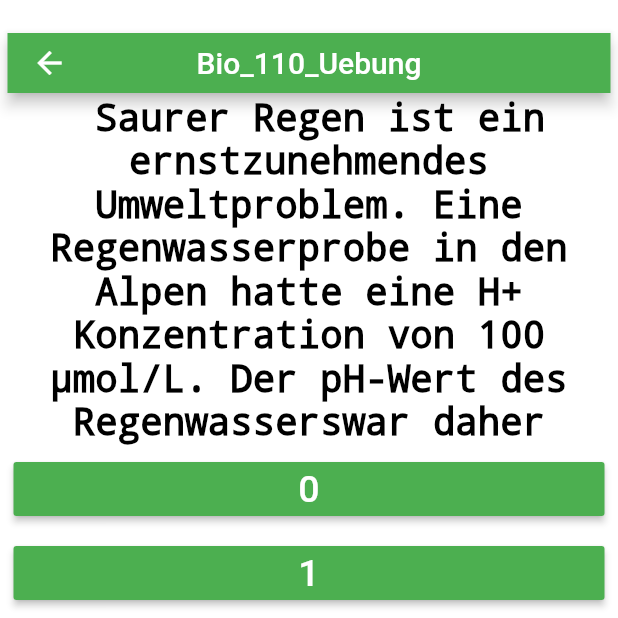
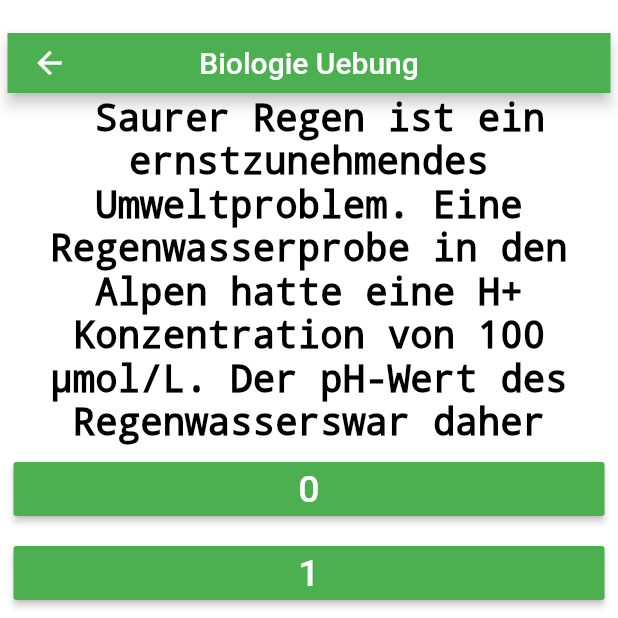
Before and after one commit to JosephAlzieb/Quiz_App, a Flutter app: the screen it shows after launch, after a tap on "let's get started", on a phone screen of 412 x 824 dp, the top half of it. Run offline on Flutter 3.47's test engine with Material 2 defaults, Android fonts, the phone set to English and light mode, and no system bars.

Commit message:
change the screen title

```diff
--- a/lib/quize.dart
+++ b/lib/quize.dart
@@ -21,7 +21,7 @@ class Quize extends StatelessWidget {
             centerTitle: true,
             primary: false,
             title: const Text(
-              "Bio_110_Uebung",
+              "Biologie Uebung",
               style: TextStyle(color: Colors.white),
             ),
             backgroundColor: Colors.green,
```
